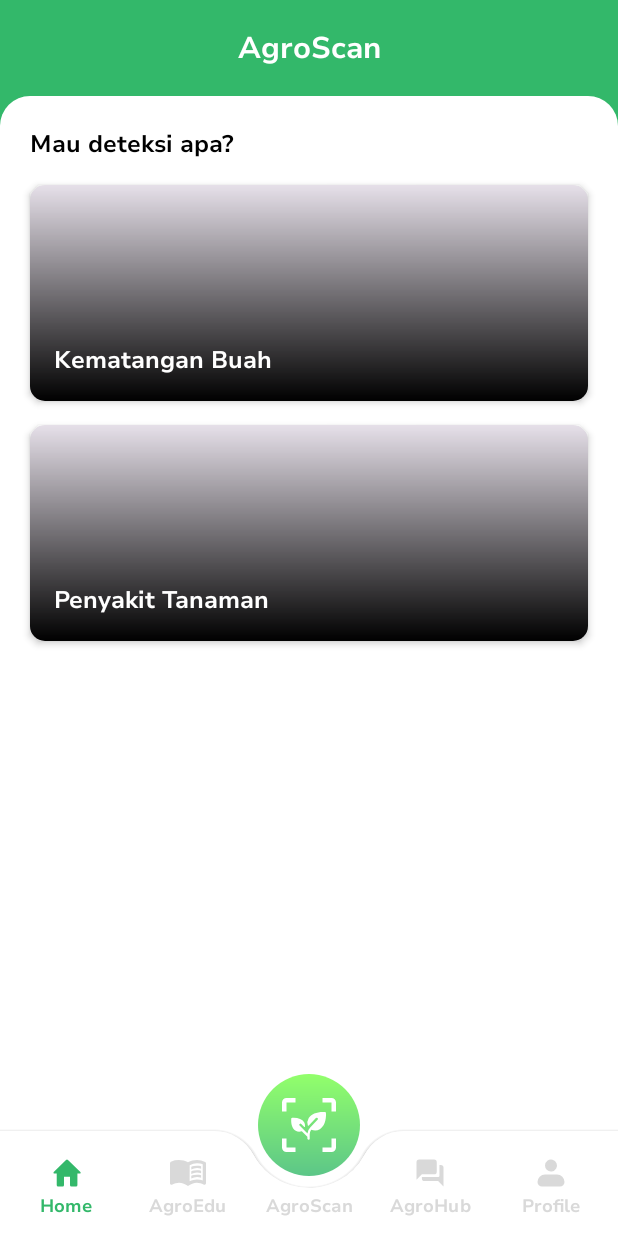
After one commit to Agronify/Agronify, an Android app: the fragment ScanFragment placed in its activity, on a phone screen of 412 x 824 dp. The commit adds this screen. Run offline under Robolectric (Android 15) with nearby library versions, the phone set to English and light mode, and no system bars; our stand-ins replace Dagger/Hilt's generated code.

Commit message:
`update` replaced other activity to fragment

```diff
--- a/app/src/main/java/com/agronify/android/view/activity/agro/weather/WeatherActivity.kt
+++ b/app/src/main/java/com/agronify/android/view/activity/agro/weather/WeatherActivity.kt
@@ -2,7 +2,6 @@ package com.agronify.android.view.activity.agro.weather
 
 import androidx.appcompat.app.AppCompatActivity
 import android.os.Bundle
-import android.telecom.TelecomManager.EXTRA_LOCATION
 import android.view.View
 import androidx.activity.viewModels
 import com.agronify.android.R
@@ -59,8 +58,8 @@ class WeatherActivity : AppCompatActivity() {
         val lat = userLat?.toFloat()
         val lon = userLon?.toFloat()
 
-        weatherViewModel.apply {
-            if (lat != null && lon != null) {
+        if (lat != null && lon != null) {
+            weatherViewModel.apply {
                 getForecastWeather(lat, lon).also {
                     forecastWeather.observe(this@WeatherActivity) {
                         if (it != null) {
--- /dev/null
+++ b/app/src/main/java/com/agronify/android/view/fragment/agro/scan/ScanFragment.kt
@@ -0,0 +1,50 @@
+package com.agronify.android.view.fragment.agro.scan
+
+import android.os.Bundle
+import androidx.fragment.app.Fragment
+import android.view.LayoutInflater
+import android.view.View
+import android.view.ViewGroup
+import androidx.fragment.app.viewModels
+import com.agronify.android.R
+import com.agronify.android.databinding.FragmentScanBinding
+import com.agronify.android.util.Constants.EXTRA_LOGIN
+import com.agronify.android.util.Constants.EXTRA_TOKEN
+import com.agronify.android.viewmodel.ScanViewModel
+import dagger.hilt.android.AndroidEntryPoint
+
+@AndroidEntryPoint
+class ScanFragment : Fragment() {
+    private val binding by lazy {
+        FragmentScanBinding.inflate(layoutInflater)
+    }
+    private val scanViewModel: ScanViewModel by viewModels()
+    private var hasLoggedIn: Boolean = false
+    private lateinit var token: String
+
+    override fun onCreate(savedInstanceState: Bundle?) {
+        super.onCreate(savedInstanceState)
+        arguments?.let {
+            hasLoggedIn = it.getBoolean(EXTRA_LOGIN)
+            token = it.getString(EXTRA_TOKEN).toString()
+        }
+    }
+
+    override fun onCreateView(
+        inflater: LayoutInflater, container: ViewGroup?,
+        savedInstanceState: Bundle?
+    ): View {
+        return binding.root
+    }
+
+    companion object {
+        @JvmStatic
+        fun newInstance(hasLoggedIn: Boolean, token: String) =
+            ScanFragment().apply {
+                arguments = Bundle().apply {
+                    putBoolean(EXTRA_LOGIN, hasLoggedIn)
+                    putString(EXTRA_TOKEN, token)
+                }
+            }
+    }
+}
--- /dev/null
+++ b/app/src/main/res/layout/fragment_scan.xml
@@ -0,0 +1,157 @@
+<?xml version="1.0" encoding="utf-8"?>
+<androidx.constraintlayout.widget.ConstraintLayout xmlns:android="http://schemas.android.com/apk/res/android"
+    xmlns:app="http://schemas.android.com/apk/res-auto"
+    xmlns:tools="http://schemas.android.com/tools"
+    android:layout_width="match_parent"
+    android:layout_height="match_parent"
+    android:background="@color/agronify_main"
+    tools:context=".view.fragment.agro.scan.ScanFragment"
+    tools:ignore="ContentDescription">
+
+    <com.google.android.material.appbar.AppBarLayout
+        android:id="@+id/app_bar"
+        android:layout_width="match_parent"
+        android:layout_height="wrap_content"
+        app:layout_constraintTop_toTopOf="parent"
+        app:layout_constraintStart_toStartOf="parent"
+        app:layout_constraintEnd_toEndOf="parent"
+        android:fitsSystemWindows="true">
+
+        <com.google.android.material.appbar.MaterialToolbar
+            android:id="@+id/top_app_bar"
+            android:layout_width="match_parent"
+            android:layout_height="?attr/actionBarSize"
+            android:background="@color/agronify_main"
+            app:titleCentered="true"
+            app:title="@string/title_agro_scan"
+            app:titleTextAppearance="@style/TextAppearance.App.TitleLarge"
+            app:titleTextColor="@color/agronify_white" />
+
+    </com.google.android.material.appbar.AppBarLayout>
+
+    <ImageView
+        android:id="@+id/main"
+        android:layout_width="match_parent"
+        android:layout_height="0dp"
+        android:background="@drawable/shape_rounded_top"
+        app:layout_constraintTop_toBottomOf="@id/app_bar"
+        app:layout_constraintBottom_toBottomOf="parent"
+        app:layout_constraintStart_toStartOf="parent"
+        app:layout_constraintEnd_toEndOf="parent" />
+
+    <androidx.constraintlayout.widget.ConstraintLayout
+        android:layout_width="match_parent"
+        android:layout_height="0dp"
+        app:layout_constraintTop_toTopOf="@id/main"
+        app:layout_constraintBottom_toBottomOf="parent"
+        app:layout_constraintStart_toStartOf="parent"
+        app:layout_constraintEnd_toEndOf="parent">
+
+        <TextView
+            android:id="@+id/tv_scan_title"
+            android:layout_width="match_parent"
+            android:layout_height="wrap_content"
+            android:layout_marginTop="20dp"
+            android:layout_marginHorizontal="20dp"
+            android:fontFamily="@font/nunito_sans_bold"
+            android:text="@string/scan_title"
+            android:textColor="@color/agronify_black"
+            android:textSize="16sp"
+            app:layout_constraintTop_toTopOf="parent"
+            app:layout_constraintStart_toStartOf="parent" />
+
+        <com.google.android.material.card.MaterialCardView
+            android:id="@+id/cv_ripeness"
+            android:layout_width="match_parent"
+            android:layout_height="144dp"
+            android:layout_marginTop="16dp"
+            android:layout_marginHorizontal="20dp"
+            style="?attr/materialCardViewFilledStyle"
+            app:cardElevation="3dp"
+            app:layout_constraintStart_toStartOf="parent"
+            app:layout_constraintEnd_toEndOf="parent"
+            app:layout_constraintTop_toBottomOf="@id/tv_scan_title">
+
+            <ImageView
+                android:id="@+id/iv_ripeness"
+                android:layout_width="match_parent"
+                android:layout_height="match_parent"
+                android:scaleType="centerCrop"
+                tools:src="@tools:sample/backgrounds/scenic" />
+
+            <ImageView
+                android:layout_width="match_parent"
+                android:layout_height="match_parent"
+                android:background="@drawable/shape_spotlight" />
+
+            <androidx.constraintlayout.widget.ConstraintLayout
+                android:layout_width="match_parent"
+                android:layout_height="match_parent"
+                android:layout_marginHorizontal="16dp"
+                android:layout_marginBottom="16dp">
+
+                <TextView
+                    android:id="@+id/tv_ripeness_title"
+                    android:layout_width="match_parent"
+                    android:layout_height="wrap_content"
+                    android:fontFamily="@font/nunito_sans_bold"
+                    android:text="@string/scan_ripeness_title"
+                    android:textColor="@color/agronify_white"
+                    android:textSize="16sp"
+                    app:layout_constraintBottom_toBottomOf="parent"
+                    app:layout_constraintStart_toStartOf="parent"
+                    app:layout_constraintEnd_toEndOf="parent" />
+
+            </androidx.constraintlayout.widget.ConstraintLayout>
+
+        </com.google.android.material.card.MaterialCardView>
+
+        <com.google.android.material.card.MaterialCardView
+            android:id="@+id/cv_disease"
+            android:layout_width="match_parent"
+            android:layout_height="144dp"
+            android:layout_marginTop="16dp"
+            android:layout_marginHorizontal="20dp"
+            style="?attr/materialCardViewFilledStyle"
+            app:cardElevation="3dp"
+            app:layout_constraintStart_toStartOf="parent"
+            app:layout_constraintEnd_toEndOf="parent"
+            app:layout_constraintTop_toBottomOf="@id/cv_ripeness">
+
+            <ImageView
+                android:id="@+id/iv_disease"
+                android:layout_width="match_parent"
+                android:layout_height="match_parent"
+                android:scaleType="centerCrop"
+                tools:src="@tools:sample/backgrounds/scenic" />
+
+            <ImageView
+                android:layout_width="match_parent"
+                android:layout_height="match_parent"
+                android:background="@drawable/shape_spotlight" />
+
+            <androidx.constraintlayout.widget.ConstraintLayout
+                android:layout_width="match_parent"
+                android:layout_height="match_parent"
+                android:layout_marginHorizontal="16dp"
+                android:layout_marginBottom="16dp">
+
+                <TextView
+                    android:id="@+id/tv_disease_title"
+                    android:layout_width="match_parent"
+                    android:layout_height="wrap_content"
+                    android:fontFamily="@font/nunito_sans_bold"
+                    android:text="@string/scan_disease_title"
+                    android:textColor="@color/agronify_white"
+                    android:textSize="16sp"
+                    app:layout_constraintBottom_toBottomOf="parent"
+                    app:layout_constraintStart_toStartOf="parent"
+                    app:layout_constraintEnd_toEndOf="parent" />
+
+            </androidx.constraintlayout.widget.ConstraintLayout>
+
+        </com.google.android.material.card.MaterialCardView>
+
+    </androidx.constraintlayout.widget.ConstraintLayout>
+
+</androidx.constraintlayout.widget.ConstraintLayout>
```
Also changed, not shown: app/src/main/java/com/agronify/android/view/fragment/agro/edu/EduFragment.kt (added, +34 -0 lines), app/src/main/java/com/agronify/android/view/fragment/agro/hub/HubFragment.kt (added, +23 -0 lines), app/src/main/java/com/agronify/android/viewmodel/EduViewModel.kt (+10 -1 lines), app/src/main/java/com/agronify/android/viewmodel/ScanViewModel.kt (+10 -1 lines), app/src/main/res/layout/fragment_edu.xml (added, +90 -0 lines), app/src/main/res/layout/fragment_hub.xml (added, +42 -0 lines), app/src/main/res/xml/activity_weather_scene.xml (+45 -0 lines).
